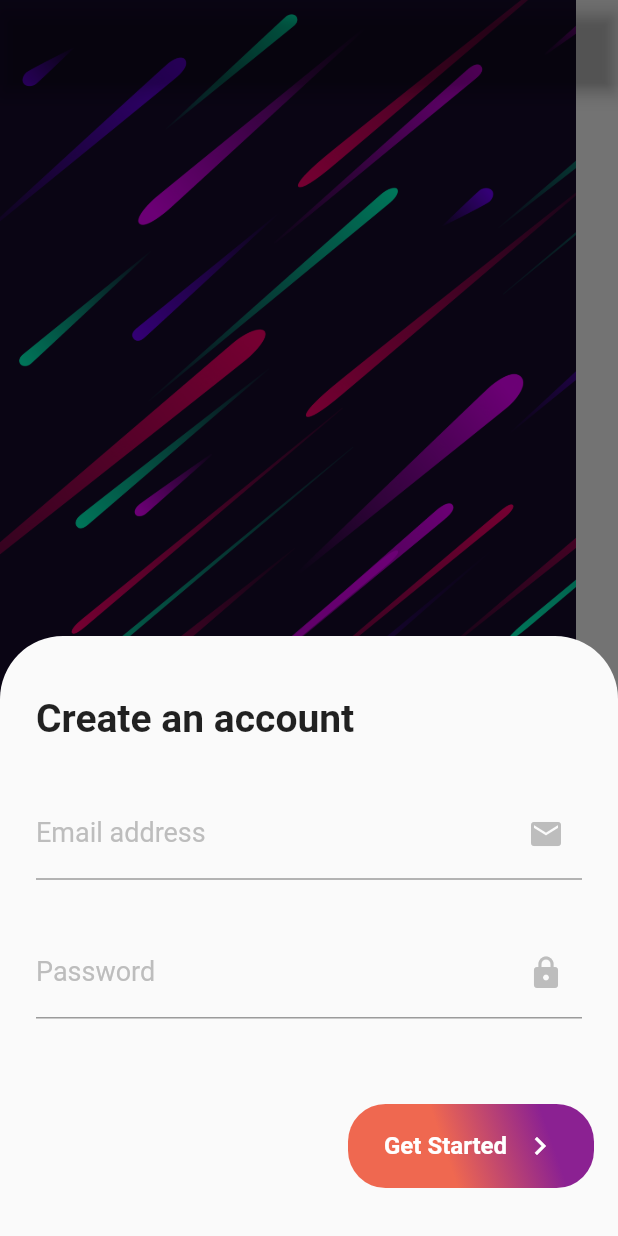
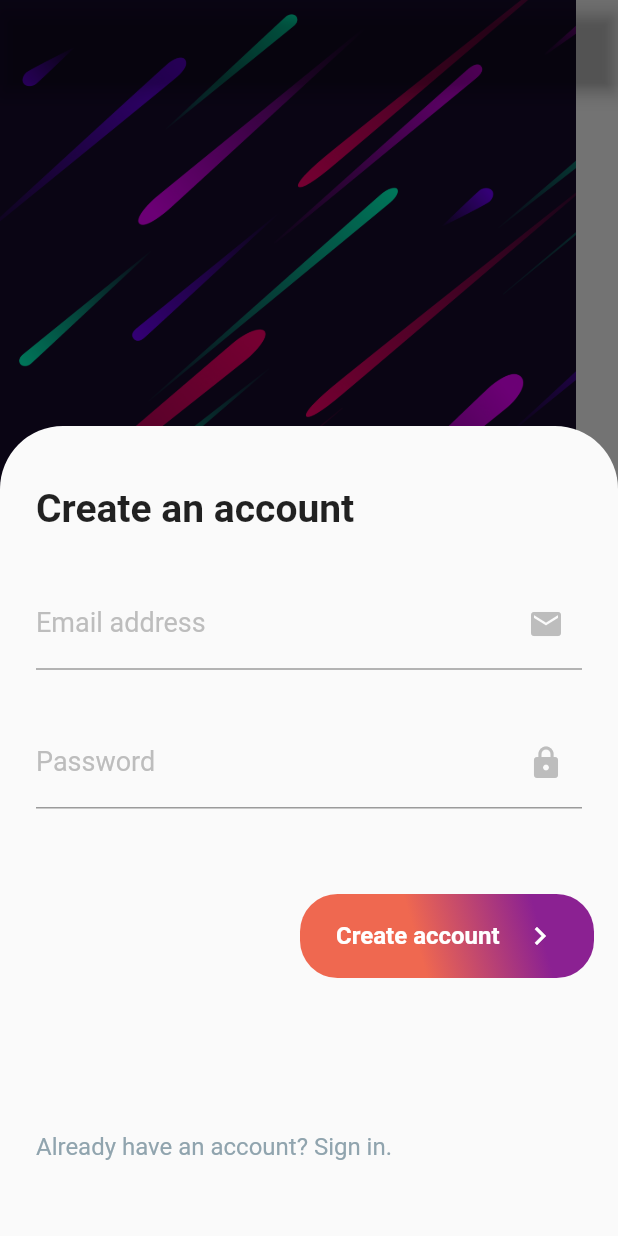
Before and after one commit to abuanwar072/Flutter-Onboarding-Animation, a Flutter app: the screen it shows after launch, swiped to page 2, on a phone screen of 412 x 824 dp. Run offline on Flutter 3.47's test engine with Material 2 defaults, Android fonts, the light colour scheme and no system bars.

Commit message:
done ANIMATION

```diff
--- a/lib/components/onboard_content.dart
+++ b/lib/components/onboard_content.dart
@@ -10,10 +10,24 @@ class OnboardContent extends StatefulWidget {
 }
 
 class _OnboardContentState extends State<OnboardContent> {
+  late PageController _pageController;
+  // double _progress;
+  @override
+  void initState() {
+    _pageController = PageController()
+      ..addListener(() {
+        setState(() {});
+      });
+    super.initState();
+  }
+
   @override
   Widget build(BuildContext context) {
+    final double progress =
+        _pageController.hasClients ? (_pageController.page ?? 0) : 0;
+
     return SizedBox(
-      height: 400,
+      height: 400 + progress * 140,
       child: Stack(
         fit: StackFit.expand,
         children: [
@@ -22,6 +36,7 @@ class _OnboardContentState extends State<OnboardContent> {
               const SizedBox(height: 16),
               Expanded(
                 child: PageView(
+                  controller: _pageController,
                   children: const [
                     LandingContent(),
                     SignUpForm(),
@@ -32,7 +47,7 @@ class _OnboardContentState extends State<OnboardContent> {
           ),
           Positioned(
             height: 56,
-            bottom: 32,
+            bottom: 32 + progress * 140,
             right: 16,
             child: Container(
               padding: const EdgeInsets.symmetric(horizontal: 24),
@@ -57,10 +72,23 @@ class _OnboardContentState extends State<OnboardContent> {
                   mainAxisAlignment: MainAxisAlignment.center,
                   children: [
                     SizedBox(
-                      width: 92,
+                      width: 92 + progress * 32,
                       child: Stack(
-                        children: const [
-                          Text("Get Started"),
+                        fit: StackFit.passthrough,
+                        children: [
+                          Opacity(
+                            opacity: 1 - progress,
+                            child: Text("Get Started"),
+                          ),
+                          Opacity(
+                            opacity: progress,
+                            child: Text(
+                              "Create account",
+                              maxLines: 1,
+                              overflow: TextOverflow.fade,
+                              softWrap: false,
+                            ),
+                          ),
                         ],
                       ),
                     ),
```
